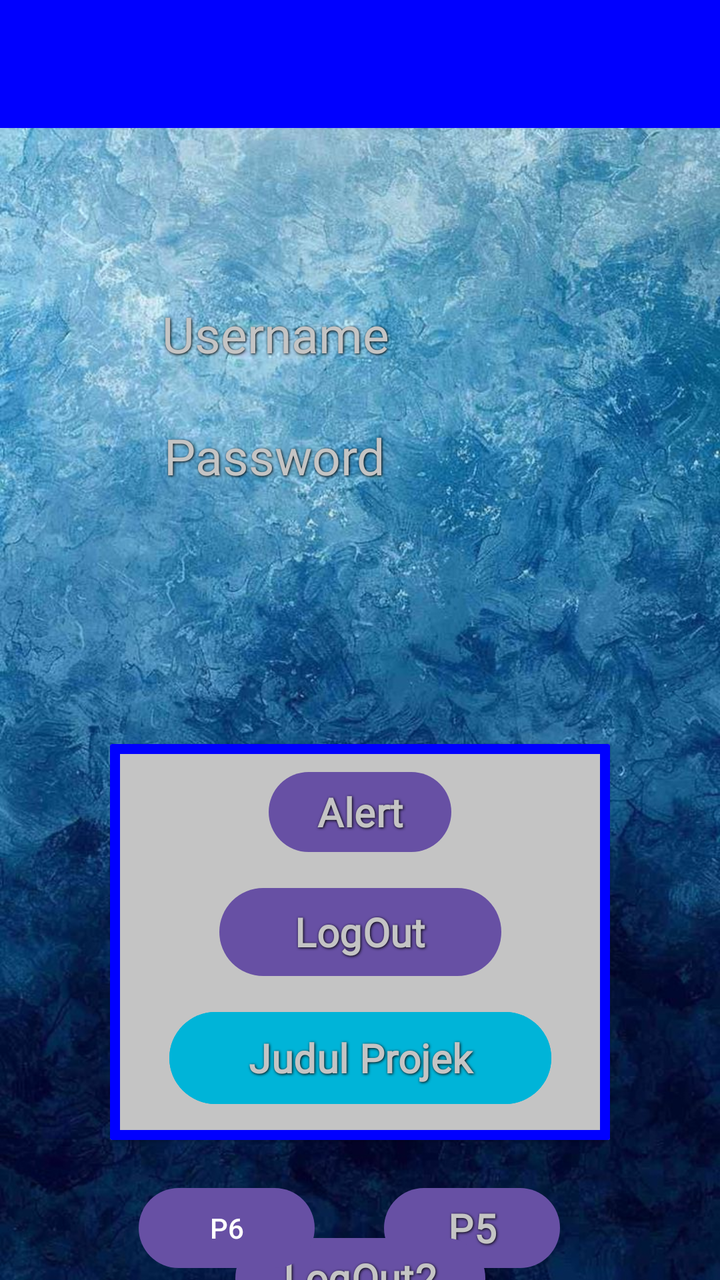
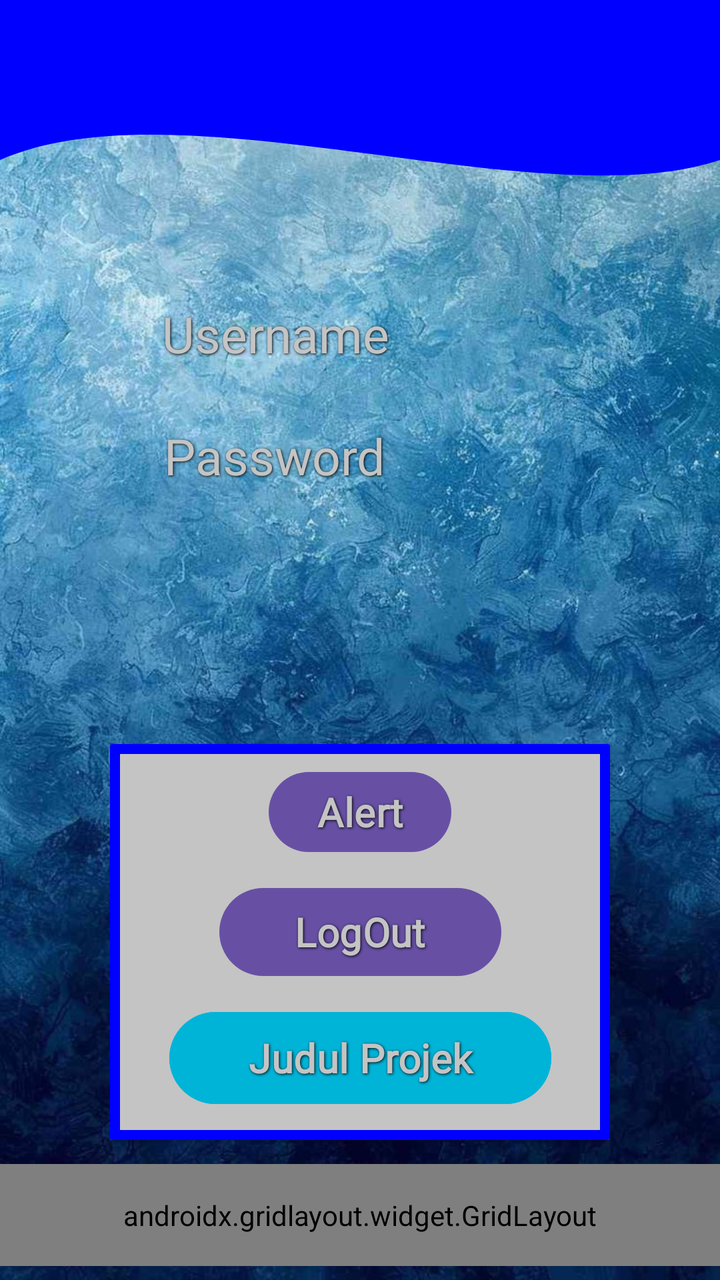

Two renders of the same Android screen: before a commit and after it. Below are the layout's source before the change and the commit's diff.
<!-- AndroidManifest.xml: application theme Theme.NaufalLingzhi_TIA -->
<!-- res/layout/fragment_home.xml -->
<?xml version="1.0" encoding="utf-8"?>
<androidx.constraintlayout.widget.ConstraintLayout
    xmlns:tools="http://schemas.android.com/tools"
    xmlns:android="http://schemas.android.com/apk/res/android"
    android:layout_width="match_parent"
    android:layout_height="match_parent"
    xmlns:app="http://schemas.android.com/apk/res-auto"
    android:background="@drawable/wallpaper"
    tools:context=".Home.HomeFragment">

    <androidx.appcompat.widget.Toolbar
        android:id="@+id/toolbar"
        android:layout_width="match_parent"
        android:layout_height="?attr/actionBarSize"
        android:background="@color/blue_login"
        app:layout_constraintEnd_toEndOf="parent"
        app:layout_constraintStart_toStartOf="parent"
        app:layout_constraintTop_toTopOf="parent"
        app:subtitleTextColor="@android:color/white"
        app:titleTextColor="@android:color/white"
        />

    <TextView
        android:id="@+id/txtusername"

        style="@style/AnimeEditText"

        android:layout_width="212dp"
        android:layout_height="41dp"

        android:layout_marginTop="150dp"

        android:text="Username"
        android:textSize="25sp"

        app:layout_constraintEnd_toEndOf="parent"
        app:layout_constraintHorizontal_bias="0.547"

        app:layout_constraintStart_toStartOf="parent"
        app:layout_constraintTop_toTopOf="parent" />

    <TextView
        android:id="@+id/txtpassword"

        style="@style/AnimeEditText"

        android:layout_width="210dp"
        android:layout_height="36dp"

        android:layout_marginTop="20dp"
        android:text="Password"

        android:textSize="25sp"
        app:layout_constraintEnd_toEndOf="parent"

        app:layout_constraintHorizontal_bias="0.547"

        app:layout_constraintStart_toStartOf="parent"
        app:layout_constraintTop_toBottomOf="@+id/txtusername" />


    

    <com.google.android.material.card.MaterialCardView

        android:id="@+id/cardmenu"

        android:layout_width="250dp"
        android:layout_height="198dp"

        android:layout_marginTop="125dp"
        app:cardBackgroundColor="@color/silver"
        app:cardCornerRadius="1dp"

        app:cardElevation="1dp"
        app:layout_constraintEnd_toEndOf="parent"

        app:layout_constraintStart_toStartOf="parent"
        app:layout_constraintTop_toBottomOf="@+id/txtpassword"

        app:strokeColor="@color/blue_login"

        app:strokeWidth="5dp">


        <androidx.constraintlayout.widget.ConstraintLayout

            android:layout_width="match_parent"
            android:layout_height="match_parent"

            android:padding="10dp">


            

            <Button
                android:id="@+id/btnalert"

                style="@style/AnimeButton"

                android:layout_width="wrap_content"
                android:layout_height="wrap_content"

                android:text="Alert"

                app:layout_constraintEnd_toEndOf="parent"

                app:layout_constraintStart_toStartOf="parent"
                app:layout_constraintTop_toTopOf="parent" />


            

            <Button
                android:id="@+id/logout"

                style="@style/AnimeButton"

                android:layout_width="141dp"
                android:layout_height="52dp"

                android:layout_marginTop="10dp"

                android:text="@string/btn_logout"

                app:layout_constraintEnd_toEndOf="parent"

                app:layout_constraintStart_toStartOf="parent"
                app:layout_constraintTop_toBottomOf="@+id/btnalert" />


            

            <Button
                android:id="@+id/btnsnackbar"

                style="@style/AnimeButton"

                android:layout_width="191dp"
                android:layout_height="54dp"

                android:layout_marginTop="10dp"

                android:backgroundTint="@color/cyan_registrasi"

                android:text="@string/btn_snackbar"

                app:layout_constraintEnd_toEndOf="parent"

                app:layout_constraintStart_toStartOf="parent"
                app:layout_constraintTop_toBottomOf="@+id/logout" />


        </androidx.constraintlayout.widget.ConstraintLayout>

    </com.google.android.material.card.MaterialCardView>

    <Button
        android:id="@+id/btnToLima"
        style="@style/AnimeButton"
        android:layout_width="wrap_content"
        android:layout_height="wrap_content"
        android:layout_marginTop="20dp"
        android:layout_marginEnd="80dp"
        android:text="P5"
        app:layout_constraintEnd_toEndOf="parent"
        app:layout_constraintTop_toBottomOf="@+id/cardmenu" />

    <Button
        android:id="@+id/btnlogout2"
        style="@style/AnimeButton"
        android:layout_width="wrap_content"
        android:layout_height="wrap_content"
        android:text="LogOut2"
        app:layout_constraintBottom_toBottomOf="parent"
        app:layout_constraintEnd_toEndOf="parent"
        app:layout_constraintStart_toStartOf="parent"
        app:layout_constraintTop_toBottomOf="@+id/btnToLima" />

    <Button
        android:id="@+id/btnToEnam"
        android:layout_width="wrap_content"
        android:layout_height="wrap_content"
        android:layout_marginStart="60dp"
        android:layout_marginTop="20dp"
        android:text="P6"
        app:layout_constraintEnd_toStartOf="@+id/btnToLima"
        app:layout_constraintHorizontal_bias="0.21"
        app:layout_constraintStart_toStartOf="parent"
        app:layout_constraintTop_toBottomOf="@+id/cardmenu" />

</androidx.constraintlayout.widget.ConstraintLayout>
<!-- resources referenced by this layout -->
<resources>
  <color name="blue_login">#0000FF</color>
  <color name="cyan_registrasi">#00B4D8</color>
  <color name="silver">#C4C4C4</color>
  <!-- drawable wallpaper: jpg bitmap (drawable, 180481 bytes) -->
  <string name="btn_logout">LogOut</string>
  <string name="btn_snackbar">Judul Projek</string>
  <style name="AnimeButton" parent="AnimeTextStyle">
          <item name="android:layout_width">match_parent</item>
          <item name="android:layout_height">wrap_content</item>
          <item name="android:layout_marginHorizontal">75dp</item>
          <item name="android:textStyle">bold</item>
          <item name="android:textSize">20sp</item>
          <item name="android:textColor">@color/silver</item>
          <item name="android:textColorHint">@color/silver</item>
      </style>
  <style name="AnimeEditText" parent="AnimeTextStyle">
          <item name="android:layout_width">275dp</item>
          <item name="android:layout_height">50dp</item>
          <item name="android:ems">10</item>
          <item name="android:textColor">@color/silver</item>
          <item name="android:textColorHint">@color/silver</item>
      </style>
  <style name="Theme.NaufalLingzhi_TIA" parent="Base.Theme.NaufalLingzhi_TIA" />
  <style name="AnimeTextStyle">
          <item name="android:fontFamily">@font/dynapuff</item>
          <item name="android:shadowColor">@color/shadow_black</item>
          <item name="android:shadowDx">1</item>
          <item name="android:shadowDy">1</item>
          <item name="android:shadowRadius">3</item>
      </style>
  <style name="Base.Theme.NaufalLingzhi_TIA" parent="Theme.Material3.DayNight.NoActionBar">
          
          
      </style>
  <color name="shadow_black">#000000</color>
</resources>

<!-- the commit's change to res/layout/fragment_home.xml (unified diff, before → after) -->
@@ -8,6 +8,15 @@
     android:background="@drawable/wallpaper"
     tools:context=".Home.HomeFragment">
 
+    <View
+        android:id="@+id/background_header"
+        android:layout_width="0dp"
+        android:layout_height="200dp"
+        android:background="@drawable/bg_header_wave"
+        app:layout_constraintStart_toStartOf="parent"
+        app:layout_constraintEnd_toEndOf="parent"
+        app:layout_constraintTop_toTopOf="parent" />
+
     <androidx.appcompat.widget.Toolbar
         android:id="@+id/toolbar"
         android:layout_width="match_parent"
@@ -155,38 +164,55 @@
 
     </com.google.android.material.card.MaterialCardView>
 
-    <Button
-        android:id="@+id/btnToLima"
-        style="@style/AnimeButton"
-        android:layout_width="wrap_content"
+    <androidx.gridlayout.widget.GridLayout
+        android:id="@+id/gridMenu"
+        android:layout_width="0dp"
         android:layout_height="wrap_content"
-        android:layout_marginTop="20dp"
-        android:layout_marginEnd="80dp"
-        android:text="P5"
-        app:layout_constraintEnd_toEndOf="parent"
-        app:layout_constraintTop_toBottomOf="@+id/cardmenu" />
-
-    <Button
-        android:id="@+id/btnlogout2"
-        style="@style/AnimeButton"
-        android:layout_width="wrap_content"
-        android:layout_height="wrap_content"
-        android:text="LogOut2"
-        app:layout_constraintBottom_toBottomOf="parent"
-        app:layout_constraintEnd_toEndOf="parent"
-        app:layout_constraintStart_toStartOf="parent"
-        app:layout_constraintTop_toBottomOf="@+id/btnToLima" />
-
-    <Button
-        android:id="@+id/btnToEnam"
-        android:layout_width="wrap_content"
-        android:layout_height="wrap_content"
-        android:layout_marginStart="60dp"
-        android:layout_marginTop="20dp"
-        android:text="P6"
-        app:layout_constraintEnd_toStartOf="@+id/btnToLima"
-        app:layout_constraintHorizontal_bias="0.21"
-        app:layout_constraintStart_toStartOf="parent"
-        app:layout_constraintTop_toBottomOf="@+id/cardmenu" />
-
+        android:layout_marginTop="12dp"
+        android:padding="16dp"
+        app:columnCount="2"
+        app:layout_constraintEnd_toEndOf="parent"
+        app:layout_constraintHorizontal_bias="0.0"
+        app:layout_constraintStart_toStartOf="parent"
+        app:layout_constraintTop_toBottomOf="@+id/cardmenu"
+        app:useDefaultMargins="true">
+
+        <Button
+            android:id="@+id/btnToLima"
+            style="@style/AnimeButton"
+            android:layout_width="wrap_content"
+            android:layout_height="wrap_content"
+            android:text="P5"
+            app:layout_columnWeight="1"
+            app:layout_gravity="fill_horizontal" />
+
+        <Button
+            android:id="@+id/btnlogout2"
+            style="@style/AnimeButton"
+            android:layout_width="wrap_content"
+            android:layout_height="wrap_content"
+            android:text="LogOut2"
+            app:layout_columnWeight="1"
+            app:layout_gravity="fill_horizontal" />
+
+        <Button
+            android:id="@+id/btnToEnam"
+            style="@style/AnimeButton"
+            android:layout_width="wrap_content"
+            android:layout_height="wrap_content"
+            android:text="P6"
+            app:layout_columnWeight="1"
+            app:layout_gravity="fill_horizontal"
+            />
+
+        <Button
+            android:id="@+id/btnToSembilan"
+            style="@style/AnimeButton"
+            android:layout_width="wrap_content"
+            android:layout_height="wrap_content"
+            android:text="P9"
+            app:layout_columnWeight="1"
+            app:layout_gravity="fill_horizontal" />
+
+    </androidx.gridlayout.widget.GridLayout>
 </androidx.constraintlayout.widget.ConstraintLayout>
<!-- resource entries referenced after the edit -->
@@ -3,6 +3,18 @@
   <color name="blue_login">#0000FF</color>
   <color name="cyan_registrasi">#00B4D8</color>
   <color name="silver">#C4C4C4</color>
+  <!-- drawable bg_header_wave (drawable) -->
+  <?xml version="1.0" encoding="utf-8"?>
+  <vector xmlns:android="http://schemas.android.com/apk/res/android"
+      android:width="100dp"
+      android:height="100dp"
+      android:viewportWidth="100"
+      android:viewportHeight="100">
+      <path
+          android:fillColor="#0000FF"
+          android:pathData="M0,0 L100,0 L100,40 C75,55 25,20 0,40 Z"
+          />
+  </vector>
   <!-- drawable wallpaper: jpg bitmap (drawable, 180481 bytes) -->
   <string name="btn_logout">LogOut</string>
   <string name="btn_snackbar">Judul Projek</string>
